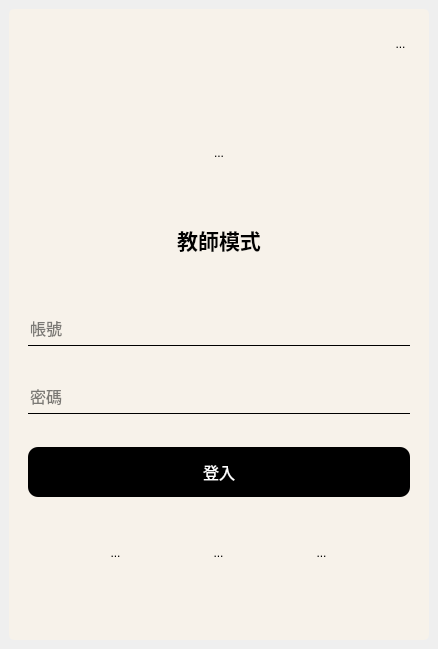
Before: the Qt Designer form ui/login_resigert.ui in forggy0113/re-lego, drawn with Qt 5.
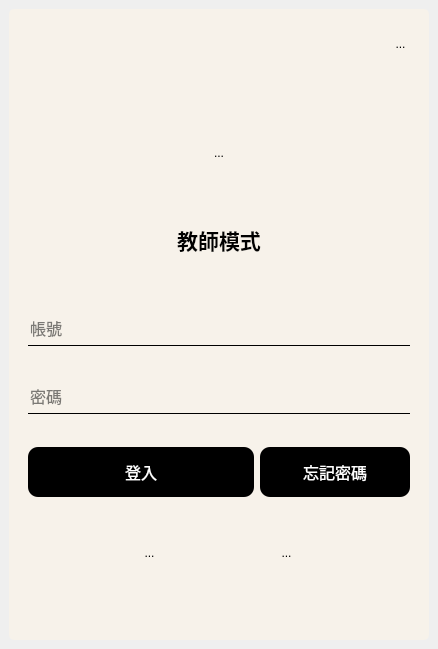
After: the same form once the commit is applied. Icons and pictures are not drawn.

The edit to the form file:
```diff
--- a/ui/login_resigert.ui
+++ b/ui/login_resigert.ui
@@ -300,23 +300,55 @@
                   </widget>
                  </item>
                  <item>
-                  <widget class="QPushButton" name="Login_correct">
-                   <property name="minimumSize">
-                    <size>
-                     <width>35</width>
-                     <height>50</height>
-                    </size>
-                   </property>
-                   <property name="font">
-                    <font>
-                     <family>微軟正黑體</family>
-                     <pointsize>12</pointsize>
-                    </font>
-                   </property>
-                   <property name="text">
-                    <string>登入</string>
-                   </property>
-                  </widget>
+                  <layout class="QHBoxLayout" name="horizontalLayout_4">
+                   <item>
+                    <widget class="QPushButton" name="Login_correct">
+                     <property name="minimumSize">
+                      <size>
+                       <width>50</width>
+                       <height>50</height>
+                      </size>
+                     </property>
+                     <property name="font">
+                      <font>
+                       <family>微軟正黑體</family>
+                       <pointsize>12</pointsize>
+                      </font>
+                     </property>
+                     <property name="text">
+                      <string>登入</string>
+                     </property>
+                    </widget>
+                   </item>
+                   <item>
+                    <widget class="QPushButton" name="btn_find_password">
+                     <property name="minimumSize">
+                      <size>
+                       <width>150</width>
+                       <height>50</height>
+                      </size>
+                     </property>
+                     <property name="maximumSize">
+                      <size>
+                       <width>150</width>
+                       <height>16777215</height>
+                      </size>
+                     </property>
+                     <property name="font">
+                      <font>
+                       <family>微軟正黑體</family>
+                       <pointsize>12</pointsize>
+                      </font>
+                     </property>
+                     <property name="contextMenuPolicy">
+                      <enum>Qt::DefaultContextMenu</enum>
+                     </property>
+                     <property name="text">
+                      <string>忘記密碼</string>
+                     </property>
+                    </widget>
+                   </item>
+                  </layout>
                  </item>
                 </layout>
                </widget>
@@ -558,23 +590,6 @@
                </property>
               </widget>
              </item>
-             <item>
-              <widget class="QToolButton" name="password_button">
-               <property name="text">
-                <string>...</string>
-               </property>
-               <property name="icon">
-                <iconset>
-                 <normaloff>icon_0925/password.png</normaloff>icon_0925/password.png</iconset>
-               </property>
-               <property name="iconSize">
-                <size>
-                 <width>35</width>
-                 <height>35</height>
-                </size>
-               </property>
-              </widget>
-             </item>
             </layout>
            </widget>
           </item>
```
Left out of the diff: 208 changed lines with no effect on the pictures.
